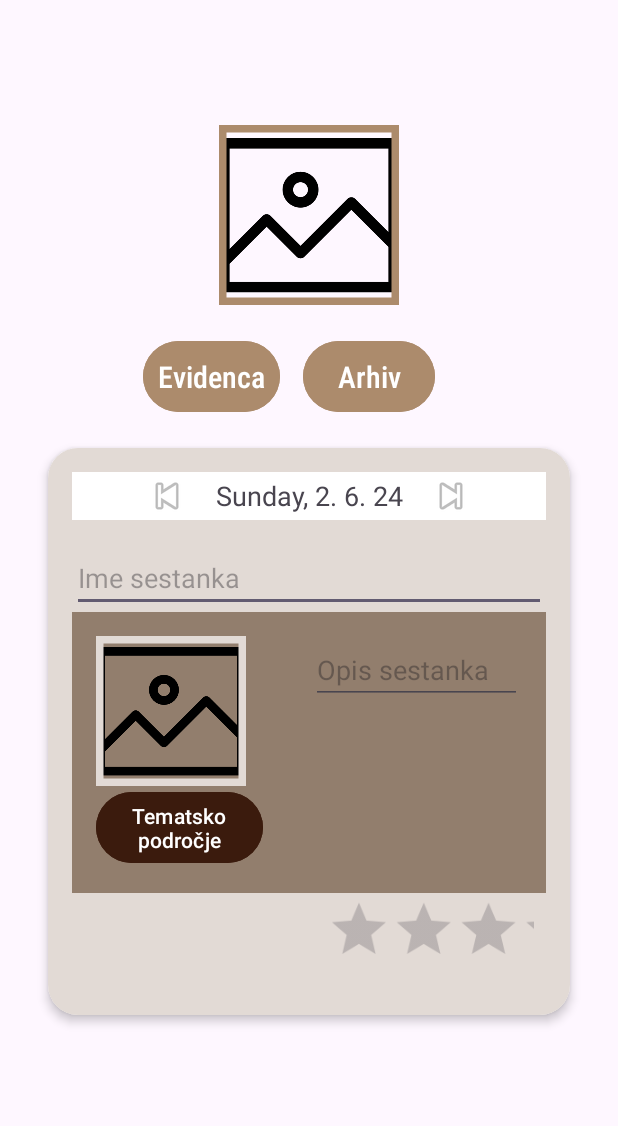
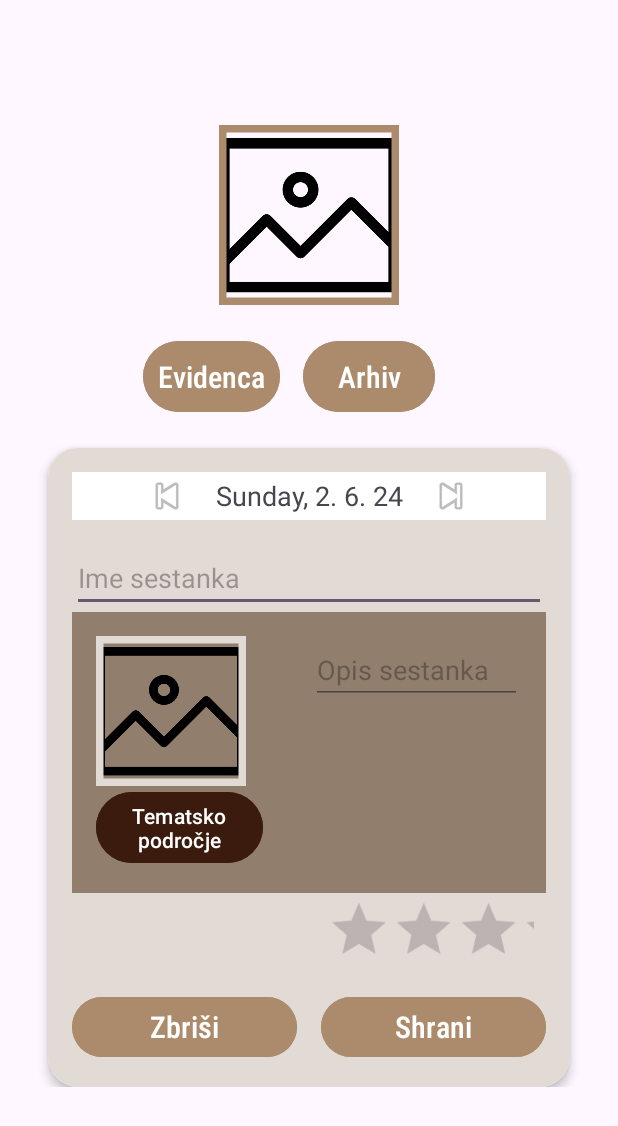
Before and after one commit to SecondV3rsion/Scout_diary, an Android app: the GroupOverviewActivity screen opened directly, with no data from a screen before it, on a phone screen of 412 x 824 dp. Shown: the top 1126 px of the screen. Run offline under Robolectric (Android 15) with nearby library versions, the phone set to English and light mode, and no system bars.

Commit message:
Added buttons to save and delete meeting

```diff
--- a/ScoutDiary/app/src/main/java/si/uni_lj/fe/tnuv/scoutdiary/MeetingView.java
+++ b/ScoutDiary/app/src/main/java/si/uni_lj/fe/tnuv/scoutdiary/MeetingView.java
@@ -34,6 +34,12 @@ public class MeetingView {
         String dateKey = getDateKey(date);
         preferencesUtil.saveMeetingDetails(dateKey, meetingName, meetingDescription, meetingImageUri, rating, flags);
         preferencesUtil.saveAttendance(dateKey, attendance);
+    }
+
+    public void deleteMeeting(Date date) {
+        String dateKey = getDateKey(date);
+        preferencesUtil.deleteMeetingDetails(dateKey);
+        preferencesUtil.deleteAttendance(dateKey);
     }
 
     /**
--- a/ScoutDiary/app/src/main/res/layout/activity_group_overview.xml
+++ b/ScoutDiary/app/src/main/res/layout/activity_group_overview.xml
@@ -1,9 +1,13 @@
 <?xml version="1.0" encoding="utf-8"?>
-<androidx.constraintlayout.widget.ConstraintLayout xmlns:android="http://schemas.android.com/apk/res/android"
+<ScrollView xmlns:android="http://schemas.android.com/apk/res/android"
+    android:layout_width="match_parent"
+    android:layout_height="match_parent">
+
+    <androidx.constraintlayout.widget.ConstraintLayout
+        android:layout_width="match_parent"
+        android:layout_height="wrap_content"
         xmlns:app="http://schemas.android.com/apk/res-auto"
         xmlns:tools="http://schemas.android.com/tools"
-    android:layout_width="match_parent"
-    android:layout_height="match_parent"
         tools:context=".GroupOverviewActivity"
         android:padding="16dp">
 
@@ -178,7 +182,6 @@
                         android:layout_marginStart="16dp" />
                 </LinearLayout>
 
-
                 <!-- Flags and Rating Bar -->
                 <LinearLayout
                     android:layout_width="match_parent"
@@ -206,7 +209,39 @@
                         android:scaleY="0.9" />
                 </LinearLayout>
 
+                <LinearLayout
+                    android:layout_width="match_parent"
+                    android:layout_height="wrap_content"
+                    android:orientation="horizontal">
+
+                    <Button
+                        android:id="@+id/btn_zbrisi"
+                        android:layout_width="0dp"
+                        android:layout_height="wrap_content"
+                        android:fontFamily="sans-serif-condensed-medium"
+                        android:text="@string/zbrisi"
+                        android:textAppearance="@style/TextAppearance.AppCompat.Body1"
+                        android:textSize="20sp"
+                        android:layout_weight="1"
+                        android:backgroundTint="@color/default_button"
+                        android:textColor="@android:color/white"
+                        android:layout_marginEnd="8dp"/>
+
+                    <Button
+                        android:id="@+id/btn_shrani"
+                        android:layout_width="0dp"
+                        android:layout_height="wrap_content"
+                        android:fontFamily="sans-serif-condensed-medium"
+                        android:text="@string/shrani"
+                        android:textAppearance="@style/TextAppearance.AppCompat.Body1"
+                        android:textSize="20sp"
+                        android:layout_weight="1"
+                        android:backgroundTint="@color/default_button"
+                        android:textColor="@android:color/white"
+                        android:layout_marginStart="8dp"/>
+                </LinearLayout>
+
             </LinearLayout>
         </androidx.cardview.widget.CardView>
-
     </androidx.constraintlayout.widget.ConstraintLayout>
+</ScrollView>
--- a/ScoutDiary/app/src/main/res/layout/meeting_view.xml
+++ b/ScoutDiary/app/src/main/res/layout/meeting_view.xml
@@ -118,7 +118,8 @@
                     android:layout_marginTop="8dp"
                     android:layout_weight="1"
                     android:scaleX="0.9"
-                    android:scaleY="0.9" />
+                    android:scaleY="0.9"
+                    android:paddingHorizontal="10dp"/>
             </LinearLayout>
 
         </LinearLayout>
--- a/ScoutDiary/app/src/main/res/values/strings.xml
+++ b/ScoutDiary/app/src/main/res/values/strings.xml
@@ -102,4 +102,7 @@
     <string name="tabornistvo">Taborništvo</string>
     <string name="izbire_in_interesne_dejavnosti">Izbirne in interesne dejavnosti</string>
     <string name="slika_ni_bila_izbrana">Slika ni bila izbrana</string>
+    <string name="zbrisi">Zbriši</string>
+    <string name="meeting_deleted">Sestanek je bil odstranjen</string>
+    <string name="meeting_saved">Sestanek je shranjen</string>
 </resources>
```
Also changed, not shown: ScoutDiary/app/src/main/java/si/uni_lj/fe/tnuv/scoutdiary/GroupOverviewActivity.java (+27 -1 lines), ScoutDiary/app/src/main/java/si/uni_lj/fe/tnuv/scoutdiary/PreferencesUtil.java (+14 -0 lines). Lines whose indentation alone changed are shown as unchanged.
